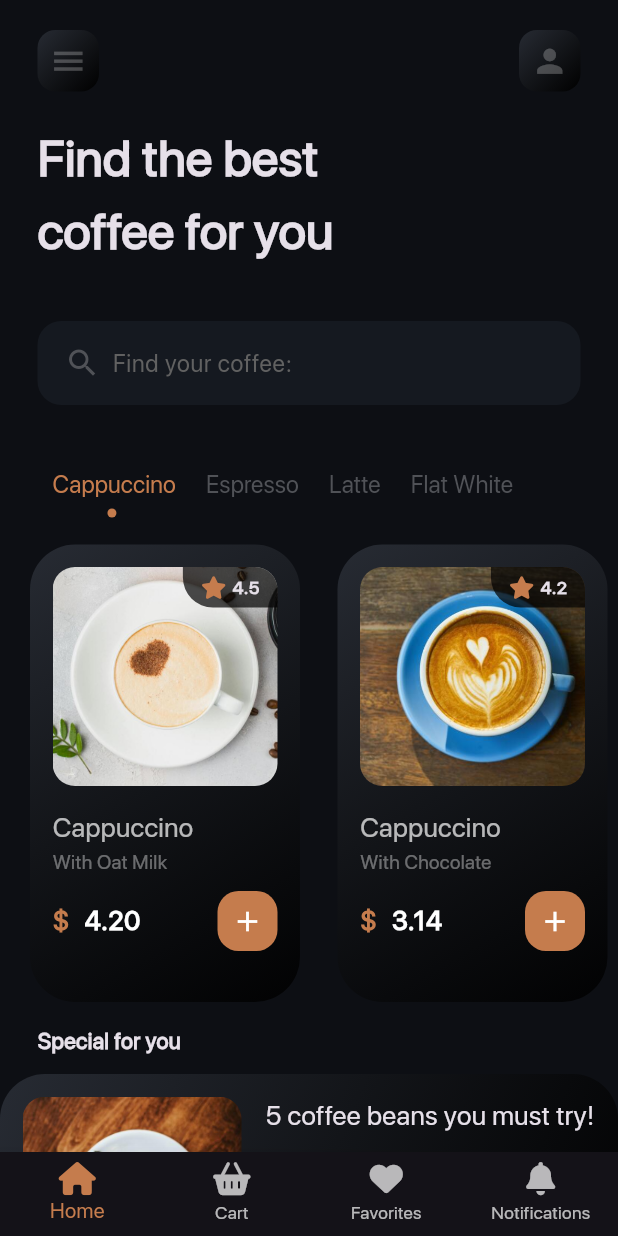
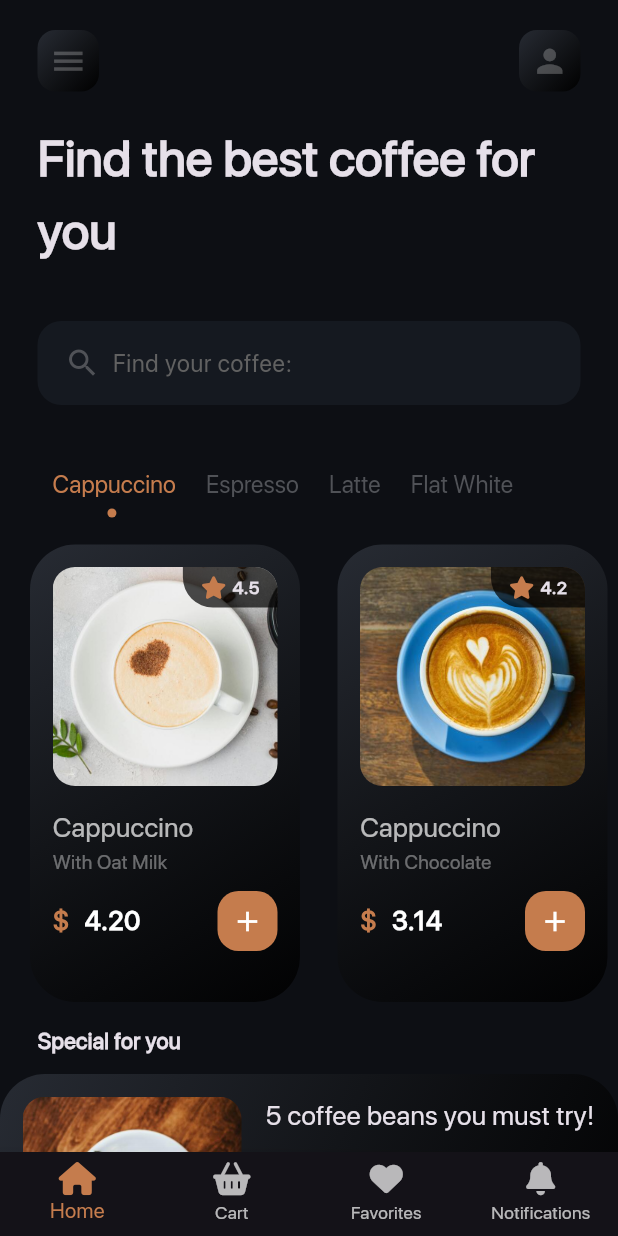
Before and after one commit to AlexEduV/coffee_app_flutter, a Flutter app: the screen it shows after launch, on a phone screen of 412 x 824 dp. Run offline on Flutter 3.47's test engine with Material 3 defaults, Android fonts, the phone set to English and light mode, and no system bars; our stand-ins replace font_awesome_flutter, gap, go_router.

Commit message:
fixed title design;
it was a poor interpretation of the screen sizing;

```diff
--- a/lib/pages/home_page.dart
+++ b/lib/pages/home_page.dart
@@ -60,7 +60,7 @@ class _MyHomePageState extends State<MyHomePage> {
               const Padding(
                 padding: EdgeInsets.symmetric(horizontal: 25.0),
                 child: Text(
-                  'Find the best\ncoffee for you',
+                  'Find the best coffee for you',
                   style: TextStyle(
                     fontSize: 34.0,
                     fontWeight: FontWeight.bold,
```
